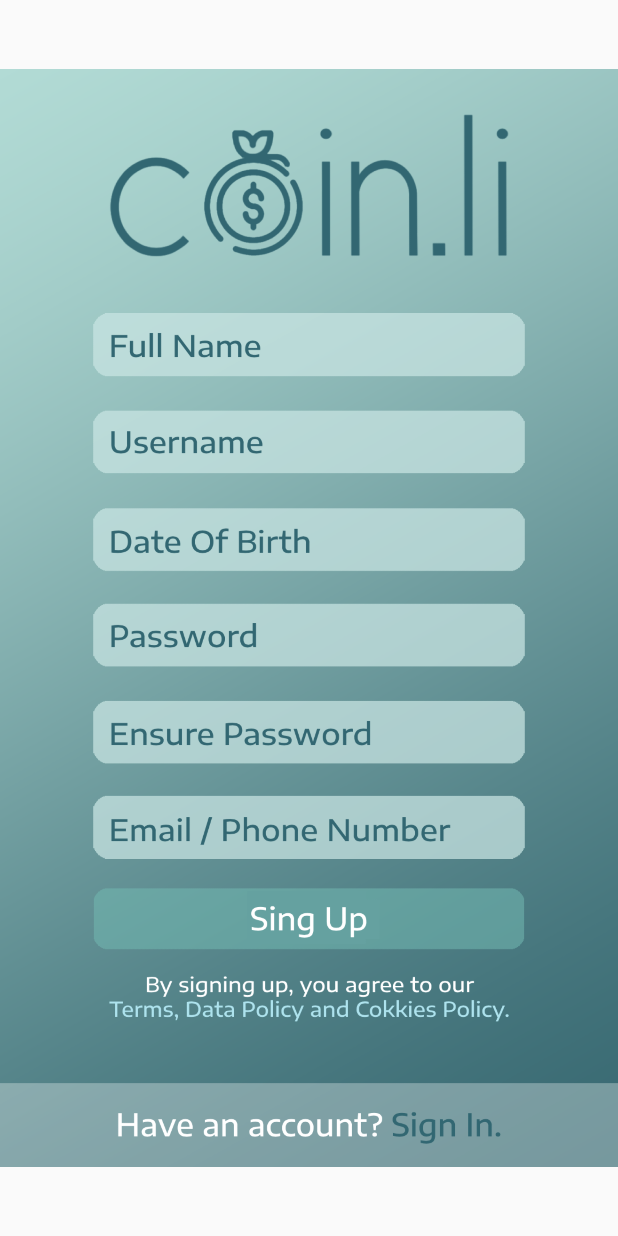
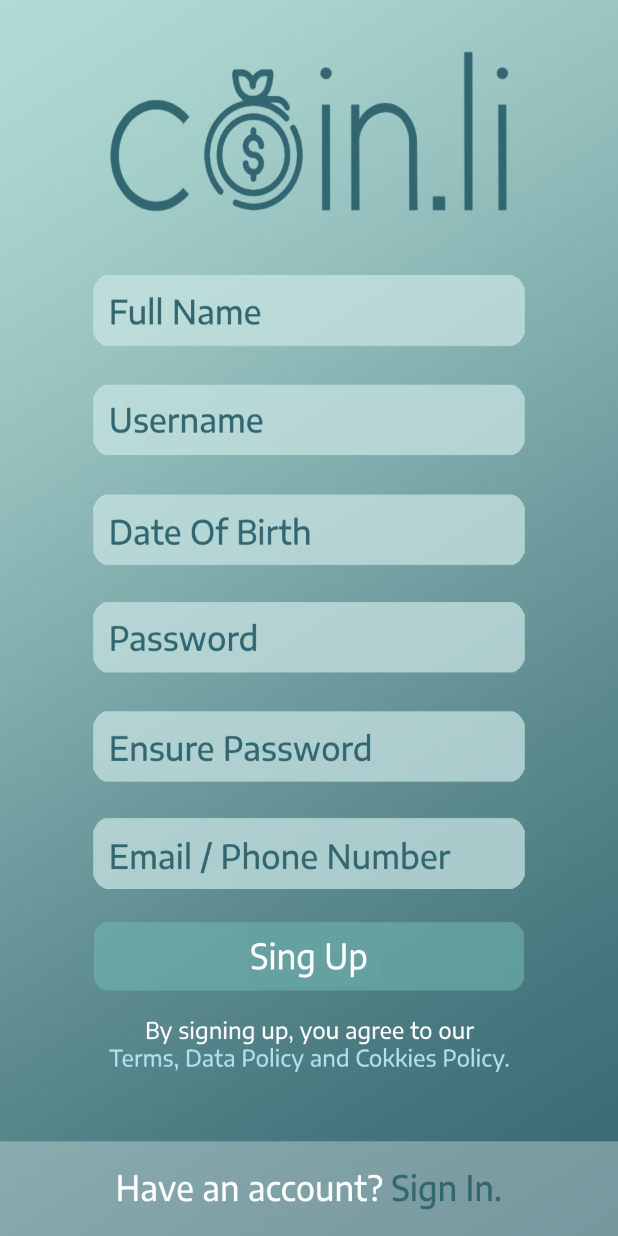
Before and after one commit to Rea77y/coinli, an Android app: the layout sign_up.xml on its own in the app's theme, with its tools: preview values and no code run, on a phone screen of 412 x 824 dp. Run offline under Robolectric (Android 15) with nearby library versions, the phone set to English and light mode, and no system bars.

Commit message:
I am big big brain you are retard where the fuck are you piece of shit

```diff
--- a/app/src/main/res/layout/sign_up.xml
+++ b/app/src/main/res/layout/sign_up.xml
@@ -3,12 +3,9 @@
     xmlns:app="http://schemas.android.com/apk/res-auto"
     android:layout_width="match_parent"
     android:layout_height="match_parent"
-    android:orientation="vertical">
+    android:orientation="vertical"
+    android:background="@drawable/sign_up">
 
-    <ImageView
-        android:id="@+id/imageView"
-        android:layout_width="match_parent"
-        android:layout_height="wrap_content"
-        app:srcCompat="@drawable/sign_up" />
+
 
 </LinearLayout>
```
Also changed, not shown: app/src/main/java/com/example/coinli/Home.java (+0 -8 lines), app/src/main/java/com/example/coinli/MainActivity.java (+14 -4 lines), app/src/main/java/com/example/coinli/Sign_up.java (+1 -9 lines), app/src/main/res/layout/main_activity.xml (+12 -4 lines).
